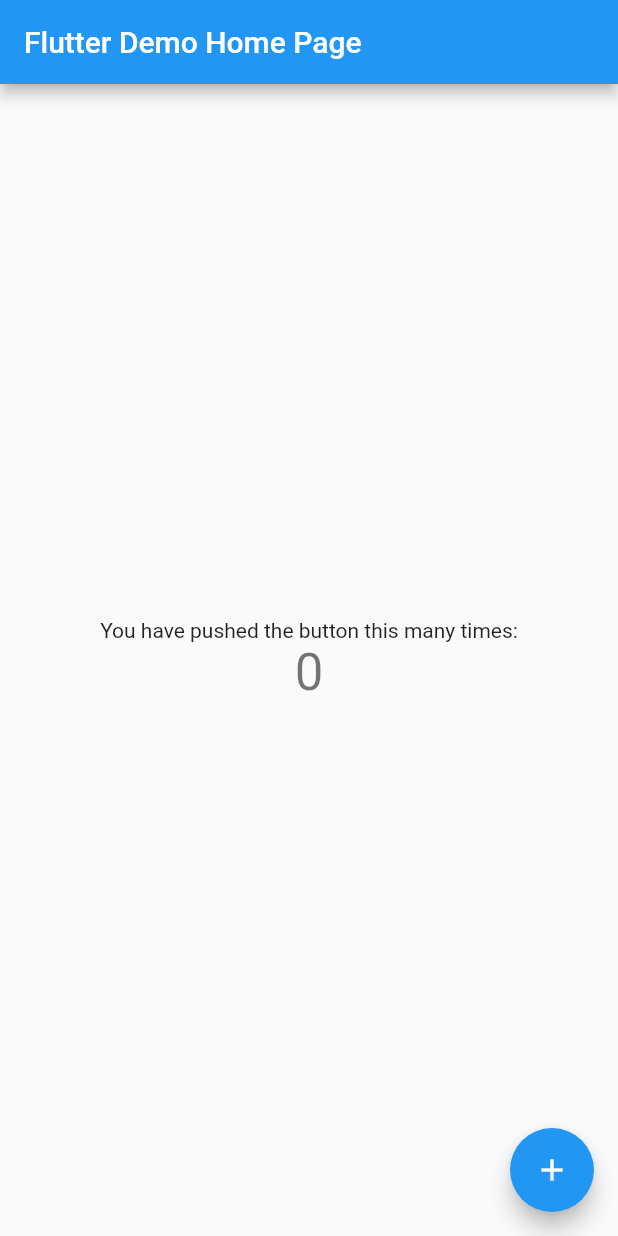
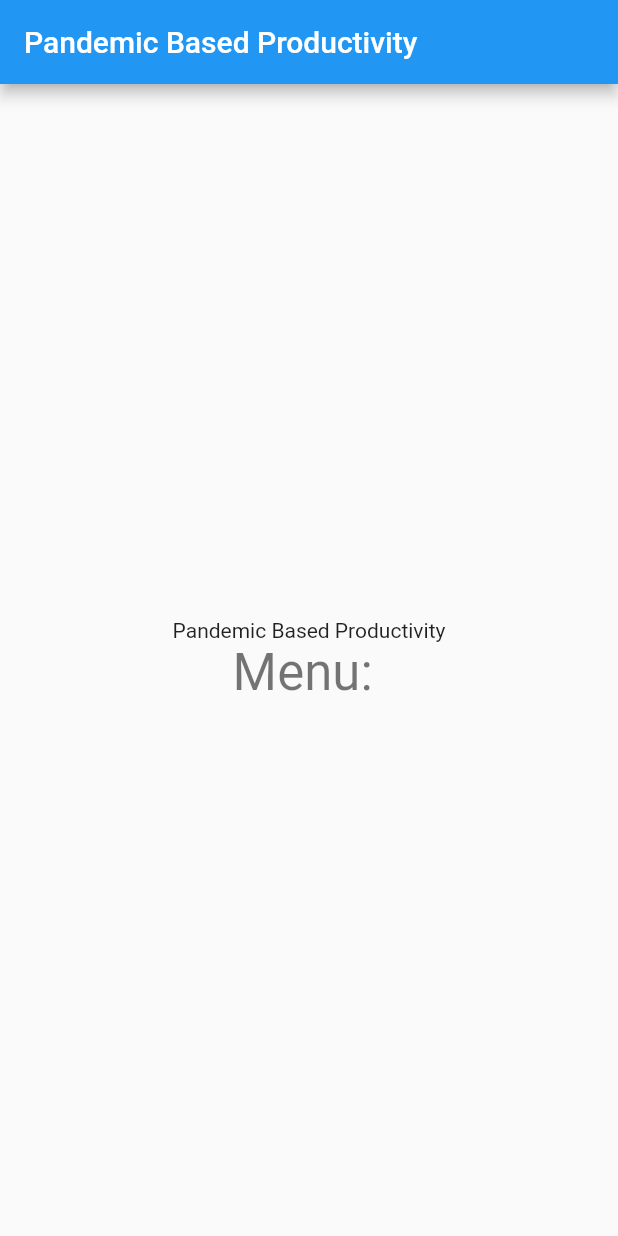
Before and after one commit to zundullahbd/PBP-Final-Project, a Flutter app: the screen it shows after launch, on a phone screen of 412 x 824 dp. Run offline on Flutter 3.47's test engine with Material 2 defaults, Android fonts, the phone set to English and light mode, and no system bars.

Commit message:
Update main.dart : nama aplikasi

```diff
--- a/lib/main.dart
+++ b/lib/main.dart
@@ -11,7 +11,7 @@
   @override
   Widget build(BuildContext context) {
     return MaterialApp(
-      title: 'Flutter Demo',
+      title: 'P.B.P',
       theme: ThemeData(
         // This is the theme of your application.
         //
@@ -24,7 +24,7 @@
         // is not restarted.
         primarySwatch: Colors.blue,
       ),
-      home: const MyHomePage(title: 'Flutter Demo Home Page'),
+      home: const MyHomePage(title: 'Pandemic Based Productivity'),
     );
   }
 }
@@ -48,18 +48,18 @@
 }
 
 class _MyHomePageState extends State<MyHomePage> {
-  int _counter = 0;
+  // int _counter = 0;
 
-  void _incrementCounter() {
-    setState(() {
-      // This call to setState tells the Flutter framework that something has
-      // changed in this State, which causes it to rerun the build method below
-      // so that the display can reflect the updated values. If we changed
-      // _counter without calling setState(), then the build method would not be
-      // called again, and so nothing would appear to happen.
-      _counter++;
-    });
-  }
+  // void _incrementCounter() {
+  //   setState(() {
+  //     // This call to setState tells the Flutter framework that something has
+  //     // changed in this State, which causes it to rerun the build method below
+  //     // so that the display can reflect the updated values. If we changed
+  //     // _counter without calling setState(), then the build method would not be
+  //     // called again, and so nothing would appear to happen.
+  //     // _counter++;
+  //   });
+  // }
 
   @override
   Widget build(BuildContext context) {
@@ -96,20 +96,15 @@
           mainAxisAlignment: MainAxisAlignment.center,
           children: <Widget>[
             const Text(
-              'You have pushed the button this many times:',
+              'Pandemic Based Productivity',
             ),
             Text(
-              '$_counter',
+              'Menu: ',
               style: Theme.of(context).textTheme.headline4,
             ),
           ],
         ),
       ),
-      floatingActionButton: FloatingActionButton(
-        onPressed: _incrementCounter,
-        tooltip: 'Increment',
-        child: const Icon(Icons.add),
-      ), // This trailing comma makes auto-formatting nicer for build methods.
     );
   }
 }
```
